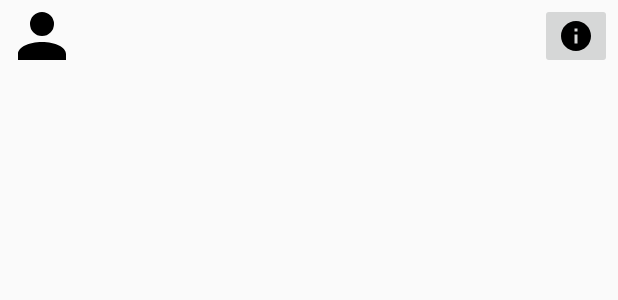
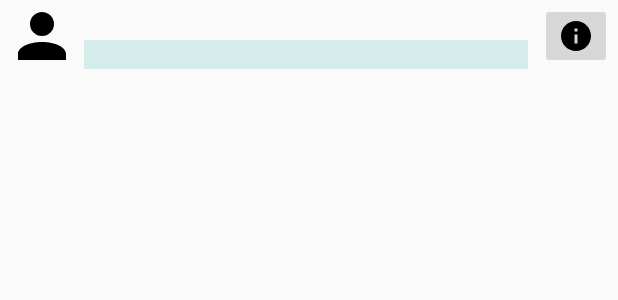
Before and after one commit to schlib-th/schlib, an Android app: the layout admin_users_row.xml on its own in the app's theme, with its tools: preview values and no code run, on a phone screen of 412 x 824 dp. Shown: the top 300 px of the screen. Run offline under Robolectric (Android 15) with nearby library versions, the light colour scheme and no system bars.

Commit message:
Improved AdminUsersActivity

```diff
--- a/app/src/main/res/layout/admin_users_row.xml
+++ b/app/src/main/res/layout/admin_users_row.xml
@@ -17,17 +17,37 @@
         android:scaleType="fitCenter"
         android:src="@drawable/ic_account" />
 
-    <TextView
-        android:id="@+id/admin_users_row_display"
+    <LinearLayout
         android:layout_width="0dp"
         android:layout_height="wrap_content"
         android:layout_gravity="center_vertical"
         android:layout_marginEnd="8dp"
         android:layout_weight="1"
         android:gravity="center"
-        android:paddingEnd="4dp"
-        android:paddingStart="4dp"
-        android:textAppearance="?android:attr/textAppearanceMedium" />
+        android:orientation="vertical">
+
+        <TextView
+            android:id="@+id/admin_users_row_role_name"
+            android:layout_width="match_parent"
+            android:layout_height="wrap_content"
+            android:layout_gravity="center_vertical"
+            android:gravity="center"
+            android:paddingEnd="4dp"
+            android:paddingStart="4dp"
+            android:textAppearance="?android:attr/textAppearanceMedium" />
+
+        <TextView
+            android:id="@+id/admin_users_row_idcards"
+            android:layout_width="match_parent"
+            android:layout_height="wrap_content"
+            android:layout_gravity="center_vertical"
+            android:background="@color/color_primary_light"
+            android:gravity="center"
+            android:paddingEnd="4dp"
+            android:paddingStart="4dp"
+            android:textAppearance="?android:attr/textAppearanceSmall" />
+
+    </LinearLayout>
 
     <ImageButton
         android:id="@+id/admin_users_row_action"
```
Also changed, not shown: app/src/main/java/de/fahimu/schlib/anw/SerialNumber.java (+20 -2 lines), app/src/main/java/de/fahimu/schlib/app/AdminUsersActivity.java (+7 -5 lines), app/src/main/java/de/fahimu/schlib/db/User.java (+34 -10 lines).
